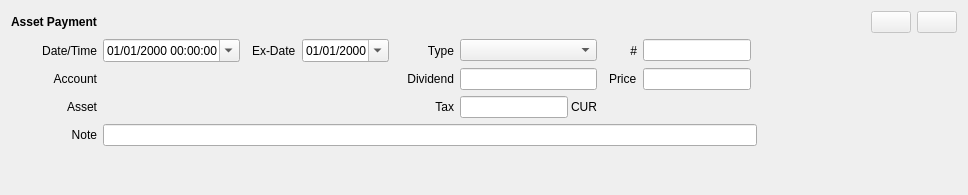
This is jal/ui/widgets/asset_payment_operation.ui in titov-vv/jal as Qt 5 draws it before an edit. The edited form follows.
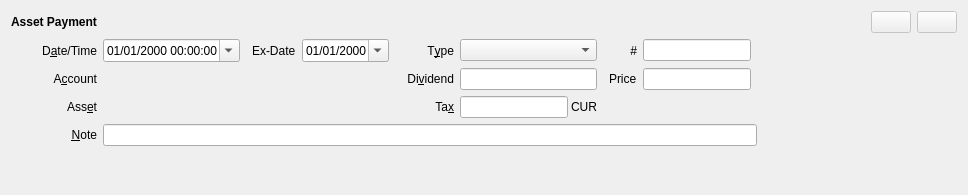
This is the edited form. Custom widgets are drawn as their Qt base class.

```diff
--- a/jal/ui/widgets/asset_payment_operation.ui
+++ b/jal/ui/widgets/asset_payment_operation.ui
@@ -20,7 +20,7 @@
    <item row="1" column="0">
     <widget class="QLabel" name="date_label">
      <property name="text">
-      <string>Date/Time</string>
+      <string>D&amp;ate/Time</string>
      </property>
      <property name="alignment">
       <set>Qt::AlignmentFlag::AlignRight|Qt::AlignmentFlag::AlignTrailing|Qt::AlignmentFlag::AlignVCenter</set>
@@ -69,7 +69,7 @@
    <item row="1" column="7">
     <widget class="QLabel" name="type_label">
      <property name="text">
-      <string>Type</string>
+      <string>T&amp;ype</string>
      </property>
      <property name="alignment">
       <set>Qt::AlignmentFlag::AlignRight|Qt::AlignmentFlag::AlignTrailing|Qt::AlignmentFlag::AlignVCenter</set>
@@ -82,7 +82,7 @@
    <item row="3" column="7">
     <widget class="QLabel" name="tax_label">
      <property name="text">
-      <string>Tax</string>
+      <string>Ta&amp;x</string>
      </property>
      <property name="alignment">
       <set>Qt::AlignmentFlag::AlignRight|Qt::AlignmentFlag::AlignTrailing|Qt::AlignmentFlag::AlignVCenter</set>
@@ -98,7 +98,7 @@
    <item row="3" column="0">
     <widget class="QLabel" name="symbol_label">
      <property name="text">
-      <string>Asset</string>
+      <string>Ass&amp;et</string>
      </property>
      <property name="alignment">
       <set>Qt::AlignmentFlag::AlignRight|Qt::AlignmentFlag::AlignTrailing|Qt::AlignmentFlag::AlignVCenter</set>
@@ -182,7 +182,7 @@
    <item row="4" column="0">
     <widget class="QLabel" name="note_label">
      <property name="text">
-      <string>Note</string>
+      <string>&amp;Note</string>
      </property>
      <property name="alignment">
       <set>Qt::AlignmentFlag::AlignRight|Qt::AlignmentFlag::AlignTrailing|Qt::AlignmentFlag::AlignVCenter</set>
@@ -195,7 +195,7 @@
    <item row="2" column="0">
     <widget class="QLabel" name="account_label">
      <property name="text">
-      <string>Account</string>
+      <string>A&amp;ccount</string>
      </property>
      <property name="alignment">
       <set>Qt::AlignmentFlag::AlignRight|Qt::AlignmentFlag::AlignTrailing|Qt::AlignmentFlag::AlignVCenter</set>
@@ -234,7 +234,7 @@
    <item row="2" column="7">
     <widget class="QLabel" name="amount_label">
      <property name="text">
-      <string>Dividend</string>
+      <string>Di&amp;vidend</string>
      </property>
      <property name="alignment">
       <set>Qt::AlignmentFlag::AlignRight|Qt::AlignmentFlag::AlignTrailing|Qt::AlignmentFlag::AlignVCenter</set>
```
